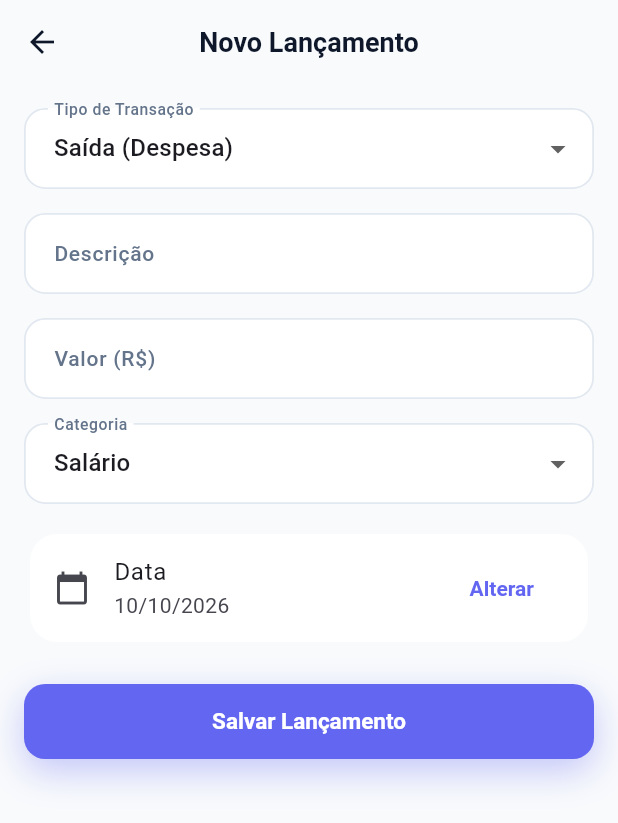
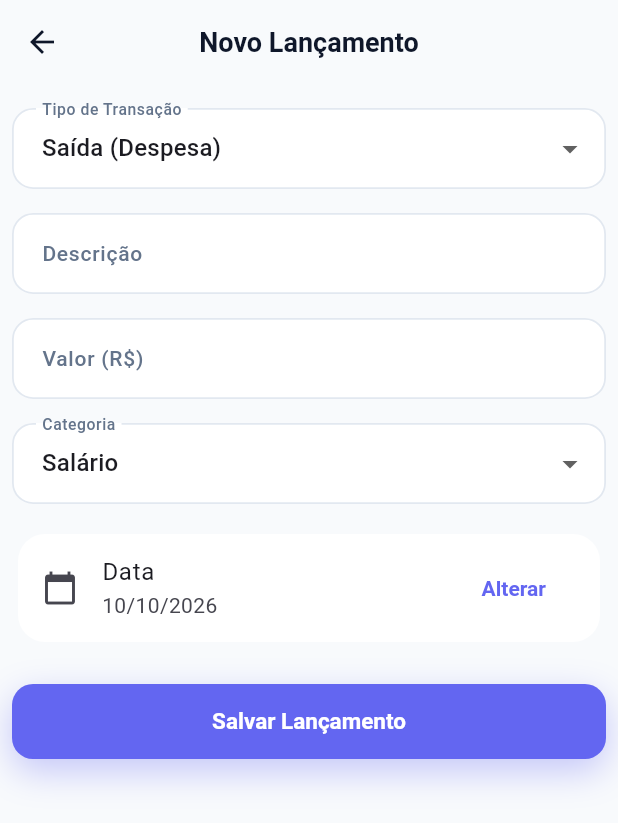
Before and after one commit to OtavioTadeu/MYNJO, a Flutter app: the TelaExtratoLancamento screen opened directly, after a tap on the "add" icon, on a phone screen of 412 x 824 dp. Shown: the top 823 px of the screen. Run offline on Flutter 3.47's test engine with Material 3 defaults, Android fonts, the phone set to English and light mode, and no system bars.

Commit message:
Centralizado o conteúdo de todas as páginas de forma responsiva

```diff
--- a/lib/screens/cadastro.dart
+++ b/lib/screens/cadastro.dart
@@ -4,6 +4,7 @@ import '../components/cabecalho_gradiente.dart';
 import '../components/campo_email.dart';
 import '../components/campo_senha.dart';
 import '../components/cartao_branco.dart';
+import '../utils/app_dimensions.dart';
 import '../components/mensagens.dart';
 import '../models/usuario.dart';
 import '../theme/app_colors.dart';
@@ -102,7 +103,7 @@ class _TelaCadastroState extends State<TelaCadastro> {
                 padding: const EdgeInsets.symmetric(horizontal: 20),
                 child: CartaoBranco(
                   arredondamento: 22,
-                  padding: const EdgeInsets.all(22),
+                  padding: EdgeInsets.symmetric(vertical: 22, horizontal: AppDimensions.paddingHorizontal(context)),
                   child: Form(
                     key: formKey,
                     child: Column(
--- a/lib/screens/extrato_lancamento.dart
+++ b/lib/screens/extrato_lancamento.dart
@@ -6,6 +6,7 @@ import '../components/mensagens.dart';
 import '../models/preferencias.dart';
 import '../models/transacao.dart';
 import '../theme/app_colors.dart';
+import '../utils/app_dimensions.dart';
 import 'lancamento.dart';
 
 // Marcus Vinicius
@@ -94,7 +95,7 @@ class _TelaExtratoLancamentoState extends State<TelaExtratoLancamento> {
           children: [
             // ===== Filtros =====
             Padding(
-              padding: const EdgeInsets.symmetric(horizontal: 16, vertical: 10),
+              padding: EdgeInsets.symmetric(horizontal: AppDimensions.paddingHorizontal(context), vertical: 10),
               child: SingleChildScrollView(
                 scrollDirection: Axis.horizontal,
                 child: Row(
--- a/lib/screens/lancamento.dart
+++ b/lib/screens/lancamento.dart
@@ -3,6 +3,7 @@ import '../components/botao_principal.dart';
 import '../components/mensagens.dart';
 import '../models/transacao.dart';
 import '../utils/formatadores.dart';
+import '../utils/app_dimensions.dart';
 
 // Marcus Vinicius
 // Otavio Tadeu
@@ -89,7 +90,7 @@ class _TelaLancamentoState extends State<TelaLancamento> {
       ),
       body: SafeArea(
         child: SingleChildScrollView(
-          padding: const EdgeInsets.all(16.0),
+          padding: EdgeInsets.symmetric(vertical: 16.0, horizontal: AppDimensions.paddingHorizontal(context)),
           child: Form(
             key: _formKey,
             child: Column(
--- a/lib/screens/login.dart
+++ b/lib/screens/login.dart
@@ -109,7 +109,7 @@ class _TelaLoginState extends State<TelaLogin> {
             Transform.translate(
               offset: const Offset(0, -22),
               child: Padding(
-                padding: const EdgeInsets.symmetric(horizontal: 20),
+                padding: EdgeInsets.symmetric(horizontal: AppDimensions.paddingHorizontal(context)), //padding horizontal
                 child: CartaoBranco(
                   arredondamento: 22,
                   padding: const EdgeInsets.all(22),
--- a/lib/screens/perfil.dart
+++ b/lib/screens/perfil.dart
@@ -10,6 +10,7 @@ import '../components/titulo_secao.dart';
 import '../models/moeda.dart';
 import '../models/preferencias.dart';
 import '../models/usuario.dart';
+import '../utils/app_dimensions.dart';
 import '../theme/app_colors.dart';
 import 'login.dart';
 
@@ -134,7 +135,8 @@ class _TelaPerfilState extends State<TelaPerfil> {
         title: const Text('Meu Perfil'),
       ),
       body: SingleChildScrollView(
-        padding: const EdgeInsets.fromLTRB(18, 8, 18, 32),
+        padding: const EdgeInsets.only(top: 8, bottom: 32)
+        + EdgeInsets.symmetric(horizontal: AppDimensions.paddingHorizontal(context)),
         child: Column(
           crossAxisAlignment: CrossAxisAlignment.stretch,
           children: [
--- a/lib/screens/relatorio.dart
+++ b/lib/screens/relatorio.dart
@@ -7,6 +7,7 @@ import '../models/preferencias.dart';
 import '../models/transacao.dart';
 import '../theme/app_colors.dart';
 import '../utils/formatadores.dart';
+import '../utils/app_dimensions.dart';
 
 // Marcus Vinicius
 // Otavio Tadeu
@@ -171,7 +172,7 @@ class _TelaRelatorioState extends State<TelaRelatorio> {
             const SizedBox(height: 10),
             CartaoBranco(
               arredondamento: 20,
-              padding: const EdgeInsets.all(16),
+              padding: EdgeInsets.symmetric(horizontal: AppDimensions.paddingHorizontal(context), vertical: 16),
               child: Column(
                 children: [
                   _itemResumo(
```
